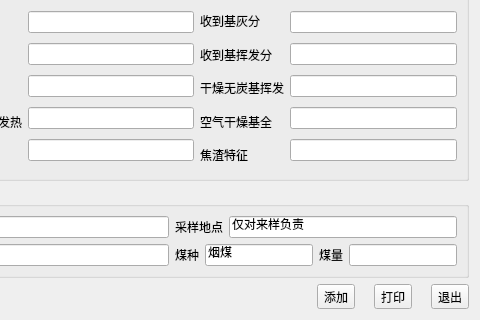
The window that dialog_add.ui (xiaowei0312/coal_detection) describes before a commit, drawn with Qt 5; both pictures show x 372 to 852 and y 268 to 588 of the 852 by 588 pixel window.
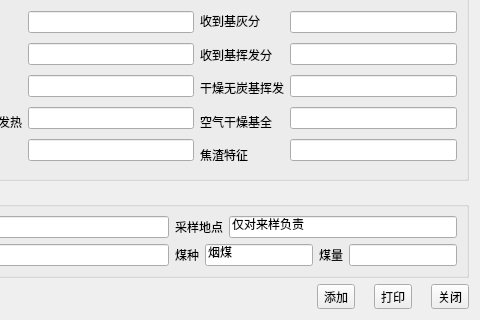
The same window after the commit. Icons and pictures are not drawn.

```diff
--- a/dialog_add.ui
+++ b/dialog_add.ui
@@ -648,7 +648,7 @@
      <item>
       <widget class="QToolButton" name="btn_exit">
        <property name="text">
-        <string>退出</string>
+        <string>关闭</string>
        </property>
        <property name="icon">
         <iconset resource="main.qrc">
```
